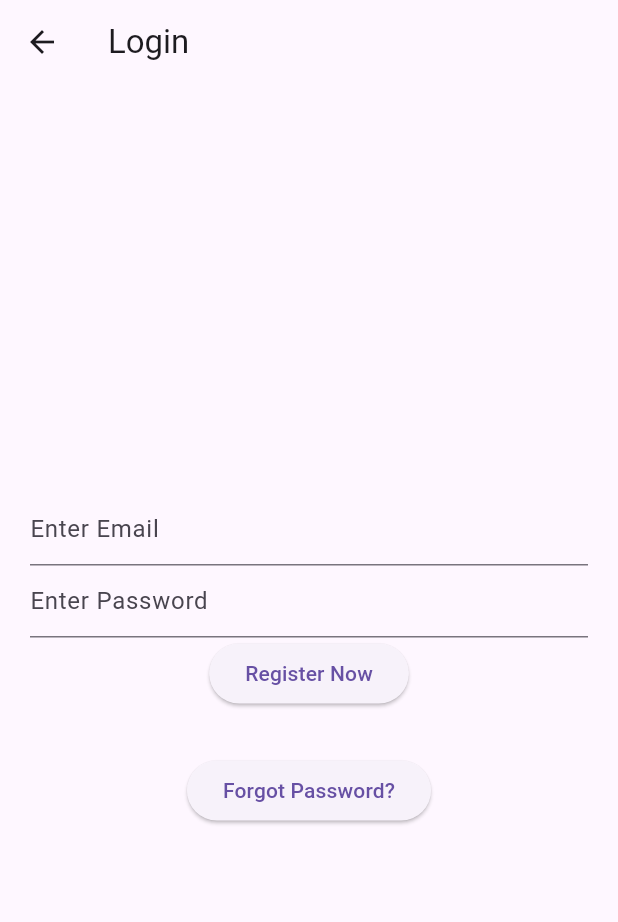
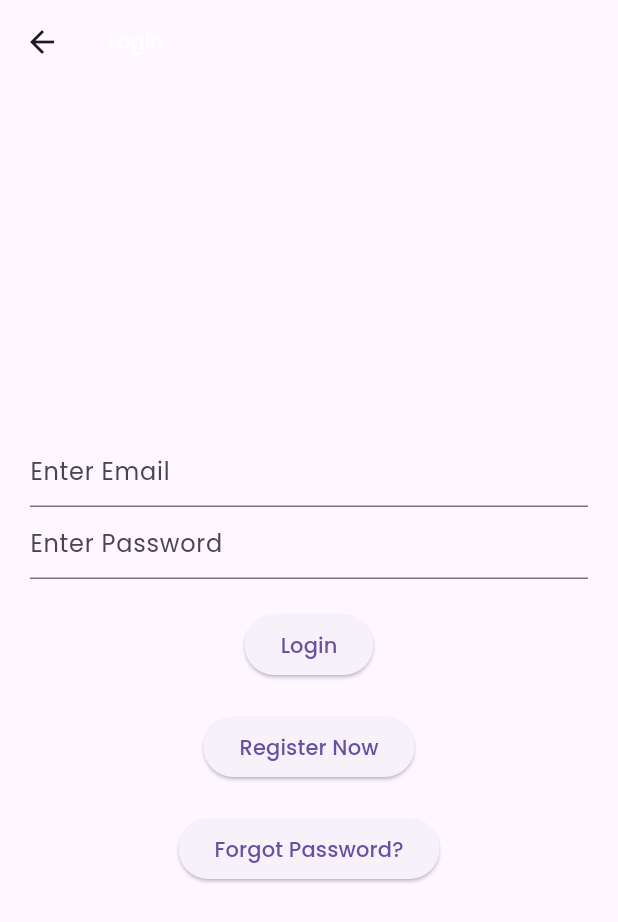
Before and after one commit to alissyaa/katahari, a Flutter app: the firstPage screen opened directly, after a tap on "Log In", on a phone screen of 412 x 824 dp. Shown: the top 922 px of the screen. Run offline on Flutter 3.47's test engine with Material 3 defaults, Android fonts, the phone set to English and light mode, and no system bars; our stand-ins replace firebase_auth, firebase_core, get, google_fonts; accounts and stored records are empty; network calls fail.

Commit message:
update fonts and route

```diff
--- a/lib/pages/first_page.dart
+++ b/lib/pages/first_page.dart
@@ -2,6 +2,7 @@ import 'package:flutter/material.dart';
 import 'package:get/get.dart';
 import 'package:katahari/pages/login_page.dart';
 import 'package:katahari/pages/signup_page.dart';
+import 'package:google_fonts/google_fonts.dart';
 
 class firstPage extends StatefulWidget {
   const firstPage({super.key});
@@ -35,10 +36,10 @@ class _firstPageState extends State<firstPage> {
                 mainAxisSize: MainAxisSize.min,
                 crossAxisAlignment: CrossAxisAlignment.start,
                 children: [
-                  const Text(
+                  Text(
                     "Let's start your story",
                     textAlign: TextAlign.left,
-                    style: TextStyle(
+                    style: GoogleFonts.poppins(
                       fontWeight: FontWeight.bold,
                       fontSize: 30,
                       color: Colors.black,
@@ -48,7 +49,7 @@ class _firstPageState extends State<firstPage> {
                   Text(
                     "How about we write today's story",
                     textAlign: TextAlign.left,
-                    style: TextStyle(
+                    style: GoogleFonts.poppins(
                       fontSize: 17,
                       color: Colors.grey[600],
                     ),
@@ -59,7 +60,7 @@ class _firstPageState extends State<firstPage> {
                     style: OutlinedButton.styleFrom(
                       backgroundColor: const Color(0xFFA9CCEF),
                       minimumSize: const Size(double.infinity, 50),
-                      side: BorderSide(color: Color(0xFF0C1212)),
+                      side: const BorderSide(color: Color(0xFF0C1212)),
                       shape: RoundedRectangleBorder(
                         borderRadius: BorderRadius.circular(50),
                       ),
@@ -67,9 +68,9 @@ class _firstPageState extends State<firstPage> {
                     onPressed: () => Get.to(() => const SignupPage()),
                     child: Text(
                       'Sign Up',
-                      style: TextStyle(
+                      style: GoogleFonts.poppins(
                         fontSize: 16,
-                        color: Color(0xFF0C1212),
+                        color: const Color(0xFF0C1212),
                       ),
                     ),
                   ),
@@ -78,7 +79,7 @@ class _firstPageState extends State<firstPage> {
                   OutlinedButton(
                     style: OutlinedButton.styleFrom(
                       minimumSize: const Size(double.infinity, 50),
-                      side: BorderSide(color: Color(0xFF0C1212)),
+                      side: const BorderSide(color: Color(0xFF0C1212)),
                       shape: RoundedRectangleBorder(
                         borderRadius: BorderRadius.circular(50),
                       ),
@@ -86,9 +87,9 @@ class _firstPageState extends State<firstPage> {
                     onPressed: () => Get.to(() => const LoginPage()),
                     child: Text(
                       'Log In',
-                      style: TextStyle(
+                      style: GoogleFonts.poppins(
                         fontSize: 16,
-                        color: Color(0xFF0C1212),
+                        color: const Color(0xFF0C1212),
                       ),
                     ),
                   ),
--- a/lib/pages/login_page.dart
+++ b/lib/pages/login_page.dart
@@ -3,6 +3,7 @@ import 'package:firebase_auth/firebase_auth.dart';
 import 'package:get/get.dart';
 import 'package:katahari/pages/forgot_page.dart';
 import 'package:katahari/pages/signup_page.dart';
+import 'package:google_fonts/google_fonts.dart';
 
 class LoginPage extends StatefulWidget {
   const LoginPage({super.key});
@@ -26,7 +27,10 @@ class _LoginPageState extends State<LoginPage> {
   @override
   Widget build(BuildContext context) {
     return Scaffold(
-      appBar: AppBar(title: Text("Login"),),
+      appBar: AppBar(
+        title: Text("Login", style: GoogleFonts.poppins()),
+        titleTextStyle: GoogleFonts.poppins(),
+      ),
       body: Padding(
         padding: const EdgeInsets.all(20.0),
         child: Column(
@@ -34,16 +38,26 @@ class _LoginPageState extends State<LoginPage> {
         children: [
           TextField(
             controller: emailController,
-            decoration: InputDecoration(hintText: 'Enter Email'),
+            style: GoogleFonts.poppins(),
+            decoration: InputDecoration(
+                hintText: 'Enter Email',
+                hintStyle: GoogleFonts.poppins()
+            ),
           ),
           TextField(
             controller: passwordController,
-            decoration: InputDecoration(hintText: 'Enter Password'),
+            style: GoogleFonts.poppins(),
+            decoration: InputDecoration(
+              hintText: 'Enter Password',
+              hintStyle: GoogleFonts.poppins(),
+            ),
           ),
-
-          ElevatedButton(onPressed: (()=>Get.to(SignupPage())), child: Text("Register Now")),
-          SizedBox(height: 30,),
-          ElevatedButton(onPressed: (()=>Get.to(ForgotPage())), child: Text("Forgot Password?")),
+          const SizedBox(height: 20),
+          ElevatedButton(onPressed: signIn, child: Text("Login", style: GoogleFonts.poppins())),
+          const SizedBox(height: 20),
+          ElevatedButton(onPressed: (()=>Get.to(const SignupPage())), child: Text("Register Now", style: GoogleFonts.poppins())),
+          const SizedBox(height: 20,),
+          ElevatedButton(onPressed: (()=>Get.to(const ForgotPage())), child: Text("Forgot Password?", style: GoogleFonts.poppins())),
         ],
         ),
       )
--- a/lib/pages/splashscreen.dart
+++ b/lib/pages/splashscreen.dart
@@ -1,6 +1,6 @@
 import 'package:flutter/material.dart';
 import 'package:google_fonts/google_fonts.dart';
-import 'signup_page.dart';
+import 'first_page.dart';
 
 class SplashScreen extends StatefulWidget {
   const SplashScreen({super.key});
@@ -74,7 +74,7 @@ class _SplashScreenState extends State<SplashScreen>
       if (mounted) {
         Navigator.pushReplacement(
           context,
-          MaterialPageRoute(builder: (context) => const SignupPage()),
+          MaterialPageRoute(builder: (context) => const firstPage()),
         );
       }
     });
```
Also changed, not shown: lib/pages/forgot_page.dart (+6 -1 lines), lib/pages/signup_page.dart (+17 -5 lines).
